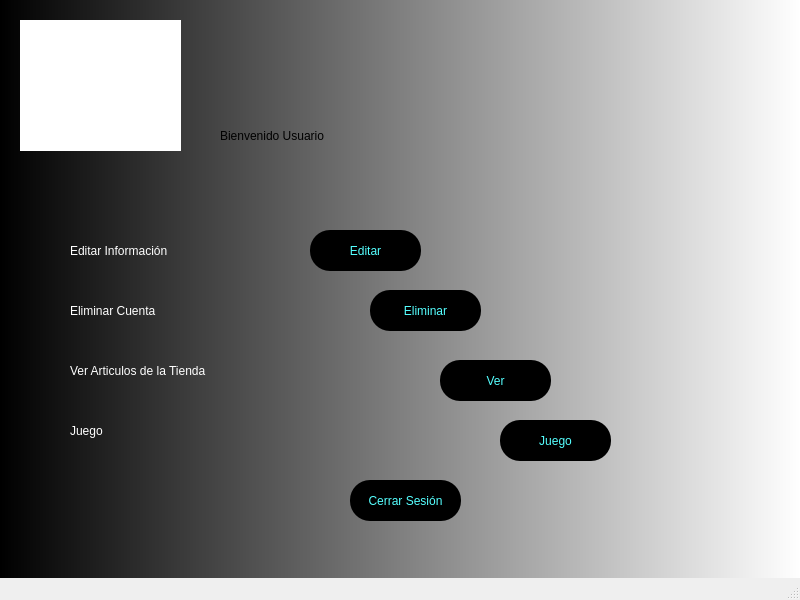
The window that Fase_2/Backend/Frontend/Paginas/Bienvenido.ui (NatalyDuarte/-EDD_2S-BatallaNaval_202001570) describes before a commit, drawn with Qt 5.
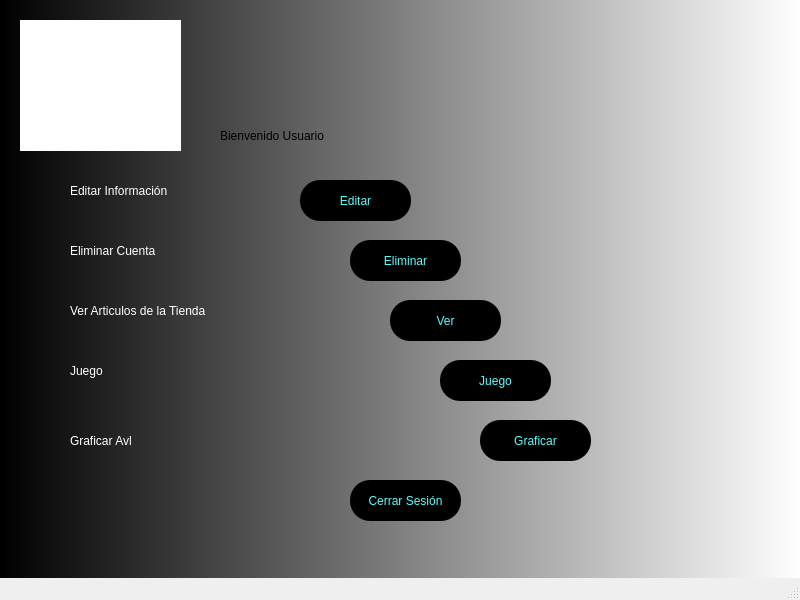
The same window after the commit. Icons and pictures are not drawn.

```diff
--- a/Fase_2/Backend/Frontend/Paginas/Bienvenido.ui
+++ b/Fase_2/Backend/Frontend/Paginas/Bienvenido.ui
@@ -44,7 +44,7 @@
     <property name="geometry">
      <rect>
       <x>70</x>
-      <y>240</y>
+      <y>180</y>
       <width>211</width>
       <height>21</height>
      </rect>
@@ -61,7 +61,7 @@
     <property name="geometry">
      <rect>
       <x>70</x>
-      <y>300</y>
+      <y>240</y>
       <width>211</width>
       <height>21</height>
      </rect>
@@ -78,7 +78,7 @@
     <property name="geometry">
      <rect>
       <x>70</x>
-      <y>360</y>
+      <y>300</y>
       <width>241</width>
       <height>21</height>
      </rect>
@@ -94,8 +94,8 @@
    <widget class="QPushButton" name="pushButton">
     <property name="geometry">
      <rect>
-      <x>310</x>
-      <y>230</y>
+      <x>300</x>
+      <y>180</y>
       <width>111</width>
       <height>41</height>
      </rect>
@@ -112,8 +112,8 @@
    <widget class="QPushButton" name="pushButton_2">
     <property name="geometry">
      <rect>
-      <x>370</x>
-      <y>290</y>
+      <x>350</x>
+      <y>240</y>
       <width>111</width>
       <height>41</height>
      </rect>
@@ -130,8 +130,8 @@
    <widget class="QPushButton" name="pushButton_3">
     <property name="geometry">
      <rect>
-      <x>440</x>
-      <y>360</y>
+      <x>390</x>
+      <y>300</y>
       <width>111</width>
       <height>41</height>
      </rect>
@@ -183,7 +183,7 @@
     <property name="geometry">
      <rect>
       <x>70</x>
-      <y>420</y>
+      <y>360</y>
       <width>241</width>
       <height>21</height>
      </rect>
@@ -199,8 +199,8 @@
    <widget class="QPushButton" name="pushButton_5">
     <property name="geometry">
      <rect>
-      <x>500</x>
-      <y>420</y>
+      <x>440</x>
+      <y>360</y>
       <width>111</width>
       <height>41</height>
      </rect>
@@ -214,6 +214,41 @@
      <string>Juego</string>
     </property>
    </widget>
+   <widget class="QLabel" name="label_7">
+    <property name="geometry">
+     <rect>
+      <x>70</x>
+      <y>430</y>
+      <width>241</width>
+      <height>21</height>
+     </rect>
+    </property>
+    <property name="styleSheet">
+     <string notr="true">font: 87 12pt &quot;Arial Black&quot;;
+color: rgb(255, 255, 255);</string>
+    </property>
+    <property name="text">
+     <string>Graficar Avl</string>
+    </property>
+   </widget>
+   <widget class="QPushButton" name="pushButton_6">
+    <property name="geometry">
+     <rect>
+      <x>480</x>
+      <y>420</y>
+      <width>111</width>
+      <height>41</height>
+     </rect>
+    </property>
+    <property name="styleSheet">
+     <string notr="true">background-color: rgb(0, 0, 0);
+color: rgb(85, 255, 255);
+border-radius:20px;</string>
+    </property>
+    <property name="text">
+     <string>Graficar</string>
+    </property>
+   </widget>
   </widget>
   <widget class="QMenuBar" name="menubar">
    <property name="geometry">
```
